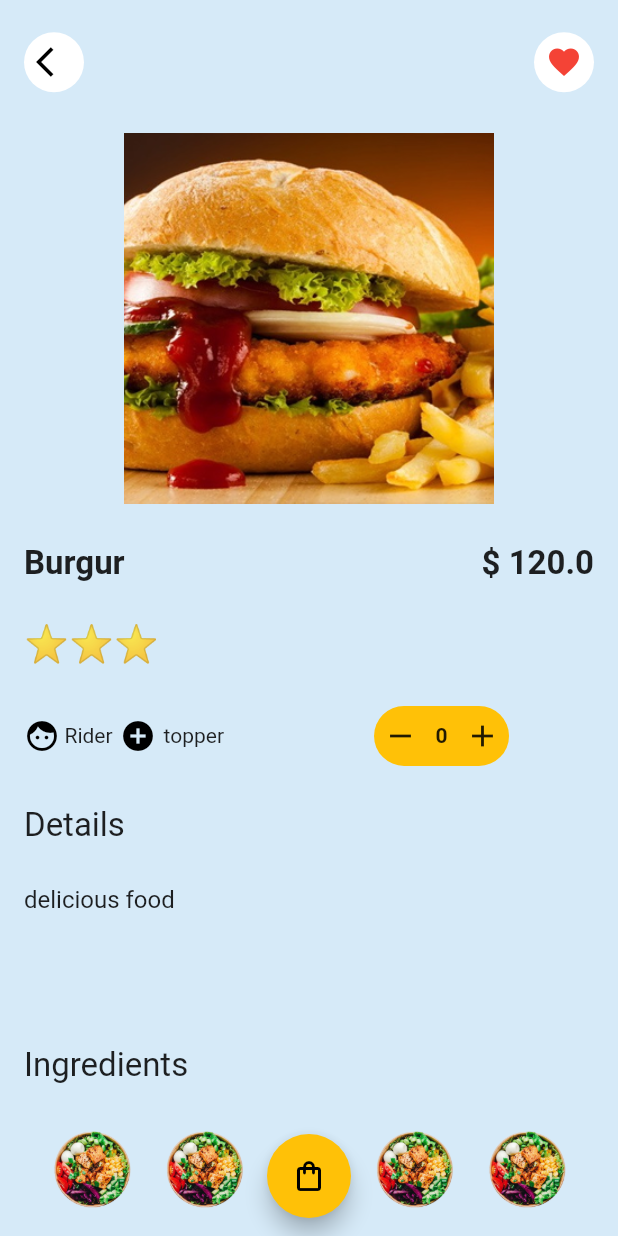
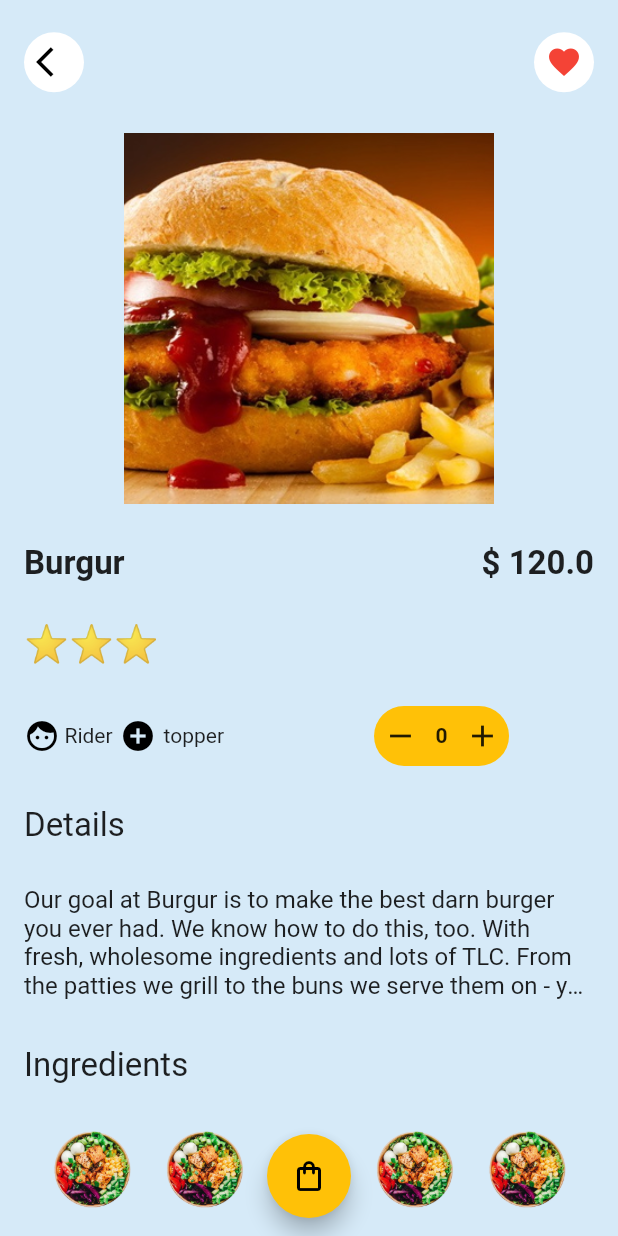
Before and after one commit to anasmj/food_item_UI, a Flutter app: the screen it shows after launch, after a tap on "Burgur", on a phone screen of 412 x 824 dp. Run offline on Flutter 3.47's test engine with Material 2 defaults, Android fonts, the phone set to English and light mode, and no system bars.

```diff
--- a/lib/main.dart
+++ b/lib/main.dart
@@ -13,8 +13,7 @@ class Foodie extends StatelessWidget {
   Widget build(BuildContext context) => MaterialApp(
           debugShowCheckedModeBanner: false,
           theme: ThemeData(
-            //scaffoldBackgroundColor: appBackgroundColor,
-            scaffoldBackgroundColor: Color(0xFFD6EAF8),
+            scaffoldBackgroundColor: appBackgroundColor,
           ),
           //home: const FoodDetails(),
           initialRoute: '/',
--- a/lib/models/food_model.dart
+++ b/lib/models/food_model.dart
@@ -28,7 +28,8 @@ List<Food> foodItems = [
     imageUrl: 'assets/images/food_image/burgur.png',
     foodName: 'Burgur',
     foodType: 'fast food',
-    description: 'delicious food',
+    description:
+        'Our goal at Burgur is to make the best darn burger you ever had. We know how to do this, too. With fresh, wholesome ingredients and lots of TLC. From the patties we grill to the buns we serve them on - your best burger is our priority.',
     price: 120,
   ),
   Food(
--- a/lib/screens/choose_dinner_screen.dart
+++ b/lib/screens/choose_dinner_screen.dart
@@ -42,9 +42,9 @@ class ChooseDinnerScreen extends StatelessWidget {
             ),
             const Padding(
               padding:
-                  EdgeInsets.only(top: 12, left: 8.0, right: 230, bottom: 20),
+                  EdgeInsets.only(top: 12, left: 8.0, right: 50, bottom: 20),
               child: Text(
-                'What do want for dinner? 🍽',
+                'What do you want for dinner? 🍽',
                 style: TextStyle(
                     fontWeight: FontWeight.bold,
                     fontSize: 24,
--- a/lib/utils/colors.dart
+++ b/lib/utils/colors.dart
@@ -1,4 +1,4 @@
 import 'package:flutter/material.dart';
 
-Color appBackgroundColor = const Color(0xFFBABDB8);
+Color appBackgroundColor = const Color(0xFFD6EAF8);
 Color customYellow = Colors.amber;
```
